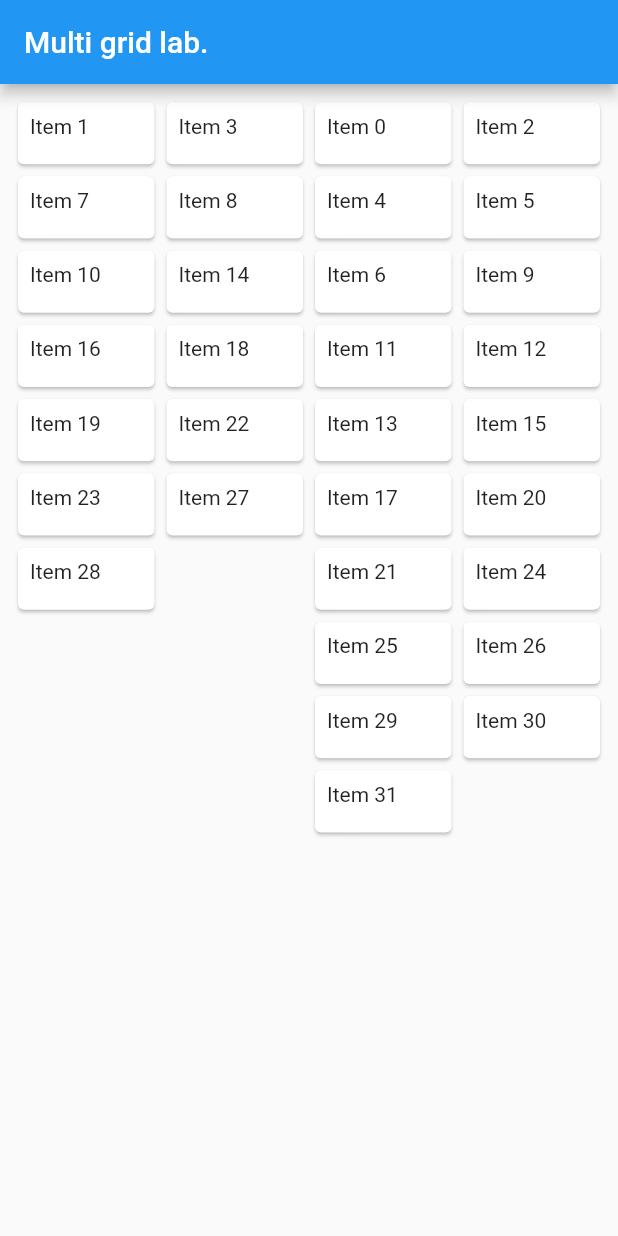
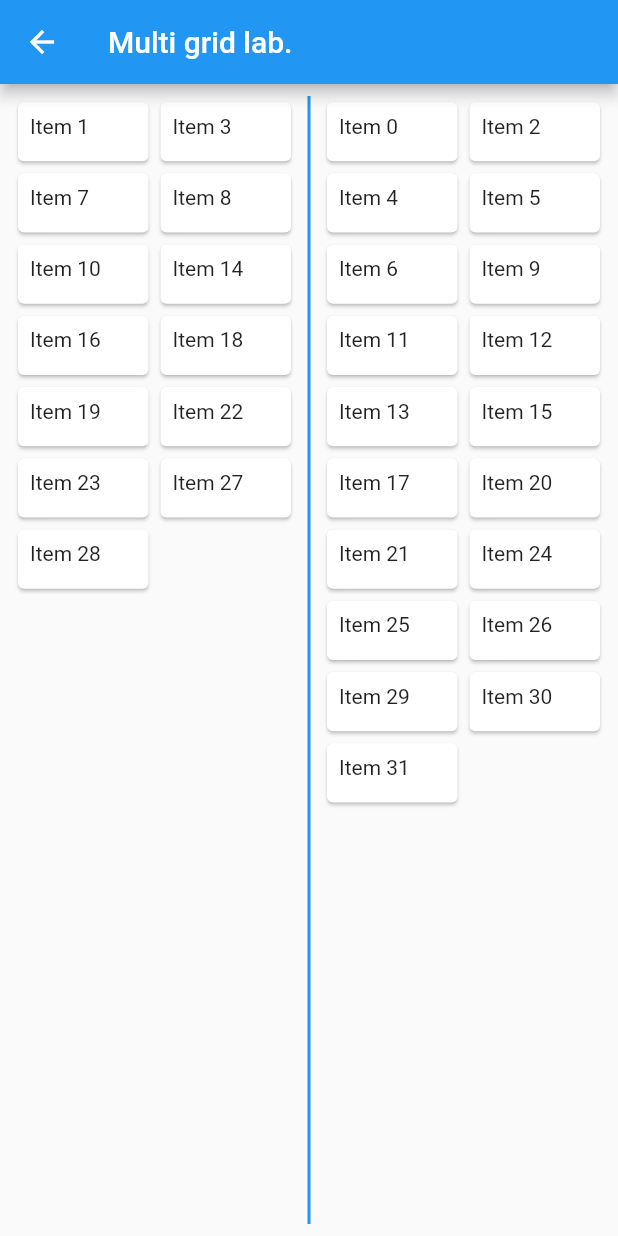
Before and after one commit to sldsrg/flutter_web_lab, a Flutter app: the MultiGridLabPage screen opened directly, on a phone screen of 412 x 824 dp. Run offline on Flutter 3.47's test engine with Material 2 defaults, Android fonts, the phone set to English and light mode, and no system bars; missing offline and left inert: flutter_web.

```diff
--- a/lib/multi_grid_lab.dart
+++ b/lib/multi_grid_lab.dart
@@ -41,7 +41,7 @@ class _MultiGridLabPageState extends State<MultiGridLabPage> {
               SizedBox(
                 height:
                     MediaQuery.of(context).size.height - 16.0 - kToolbarHeight,
-                width: MediaQuery.of(context).size.width / 2 - 8.0,
+                width: MediaQuery.of(context).size.width / 2 - 16.0,
                 child: CustomScrollView(
                   slivers: <Widget>[
                     SliverGrid.extent(
@@ -55,7 +55,18 @@ class _MultiGridLabPageState extends State<MultiGridLabPage> {
               SizedBox(
                 height:
                     MediaQuery.of(context).size.height - 16.0 - kToolbarHeight,
-                width: MediaQuery.of(context).size.width / 2 - 8.0,
+                width: 16.0,
+                child: Padding(
+                  padding: const EdgeInsets.symmetric(horizontal: 7.0),
+                  child: Container(
+                    color: Theme.of(context).primaryColor,
+                  ),
+                ),
+              ),
+              SizedBox(
+                height:
+                    MediaQuery.of(context).size.height - 16.0 - kToolbarHeight,
+                width: MediaQuery.of(context).size.width / 2 - 16.0,
                 child: CustomScrollView(
                   slivers: <Widget>[
                     SliverGrid.extent(
--- a/pubspec.yaml
+++ b/pubspec.yaml
@@ -8,6 +8,7 @@ environment:
 dependencies:
   flutter_web: any
   flutter_web_ui: any
+  # flutter_markdown: ^0.2.0
 
 dev_dependencies:
   build_runner: ^1.4.0
```
Also changed, not shown: lib/home.dart (added, +41 -0 lines), lib/main.dart (+7 -7 lines), lib/markdown_lab.dart (added, +37 -0 lines), 5 other files.
